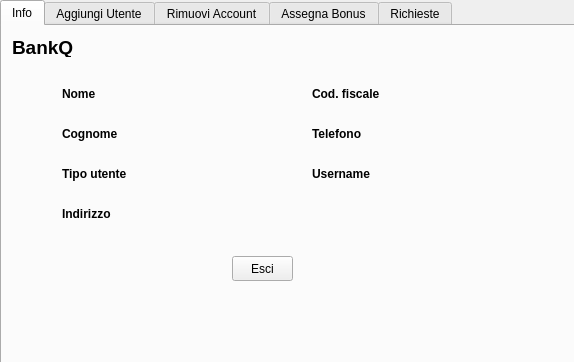
Old version of the form BankQ/admininfo.ui in the repository marcofranceschini/p2_project.
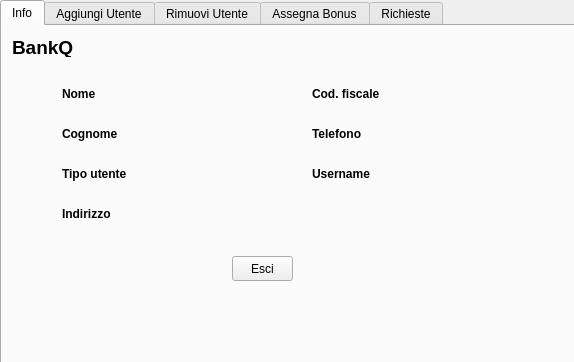
New version of the form.

The edit to the form file:
```diff
--- a/BankQ/admininfo.ui
+++ b/BankQ/admininfo.ui
@@ -517,7 +517,7 @@
    </widget>
    <widget class="QWidget" name="tab_4">
     <attribute name="title">
-     <string>Rimuovi Account</string>
+     <string>Rimuovi Utente</string>
     </attribute>
     <widget class="QLabel" name="label_68">
      <property name="geometry">
```
